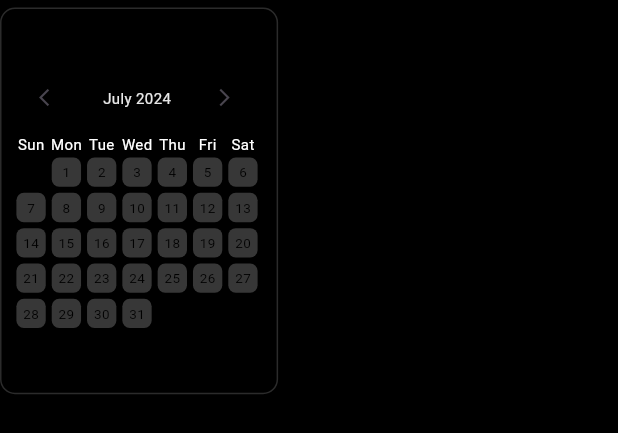
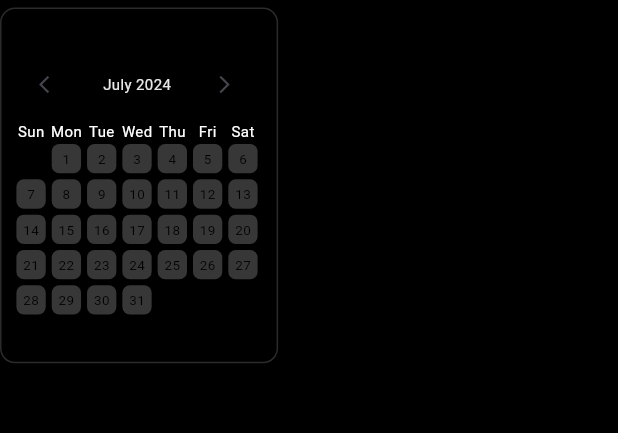
Before and after one commit to denysboitsov/habit-tracker, a Flutter app: the HabitStatisticTile widget shown alone on an empty page, opened directly with empty values, on a phone screen of 412 x 824 dp. Shown: the top 433 px of the screen. Run offline on Flutter 3.47's test engine with Material 3 defaults, Android fonts, the phone set to English and light mode, and no system bars; drawn by our look-alikes of auto_size_text; our stand-ins replace flutter_heatmap_calendar, sqflite, sqflite_common_ffi; accounts and stored records are empty; Roboto replaces fonts that are missing (SFPro).

```diff
--- a/lib/widgets/statistics/habit_stats_tile.dart
+++ b/lib/widgets/statistics/habit_stats_tile.dart
@@ -26,7 +26,7 @@ class HabitStatisticTile extends StatelessWidget {
   Widget build(BuildContext context) {
     return SizedBox(
       width: MediaQuery.of(context).size.width * 0.45,
-      height: MediaQuery.of(context).size.width * 0.65,
+      height: MediaQuery.of(context).size.width * 0.6,
       child: Padding(
         padding: const EdgeInsets.only(top: 5, bottom: 5),
         child: Container(
@@ -49,6 +49,7 @@ class HabitStatisticTile extends StatelessWidget {
                             name,
                             style: Theme.of(context).textTheme.titleMedium,
                             overflow: TextOverflow.ellipsis,
+                            maxFontSize: 14,
                             minFontSize: 10.0,
                             maxLines: 1,
                           ),
```
Also changed, not shown: lib/widgets/habit_tracker.dart (+7 -4 lines).
